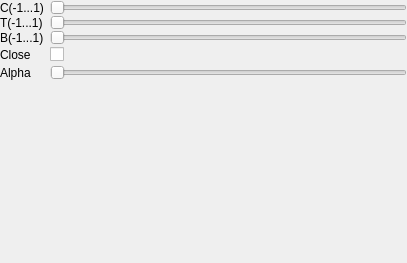
Qt form src/HalfEdge2D/Controller/SplineAt/SplineOptionsAt.ui (RRValue/2DUniverse) before a commit.
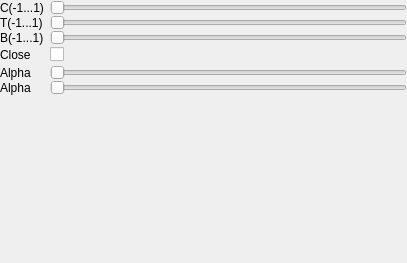
The same form after that commit.

Commit message: extenden SplineAt Controller

Diff of the .ui file:
```diff
--- a/src/HalfEdge2D/Controller/SplineAt/SplineOptionsAt.ui
+++ b/src/HalfEdge2D/Controller/SplineAt/SplineOptionsAt.ui
@@ -262,6 +262,50 @@
      </layout>
     </widget>
    </item>
+   <item>
+    <widget class="QWidget" name="widget_6" native="true">
+     <layout class="QHBoxLayout" name="horizontalLayout_6">
+      <property name="leftMargin">
+       <number>0</number>
+      </property>
+      <property name="topMargin">
+       <number>0</number>
+      </property>
+      <property name="rightMargin">
+       <number>0</number>
+      </property>
+      <property name="bottomMargin">
+       <number>0</number>
+      </property>
+      <item>
+       <widget class="QLabel" name="m_AlphaNormLbl">
+        <property name="minimumSize">
+         <size>
+          <width>44</width>
+          <height>0</height>
+         </size>
+        </property>
+        <property name="maximumSize">
+         <size>
+          <width>44</width>
+          <height>16777215</height>
+         </size>
+        </property>
+        <property name="text">
+         <string>Alpha</string>
+        </property>
+       </widget>
+      </item>
+      <item>
+       <widget class="QSlider" name="m_AlphaNormSld">
+        <property name="orientation">
+         <enum>Qt::Horizontal</enum>
+        </property>
+       </widget>
+      </item>
+     </layout>
+    </widget>
+   </item>
    <item>
     <spacer name="verticalSpacer">
      <property name="orientation">
```
The commit also changes 2 other files.
